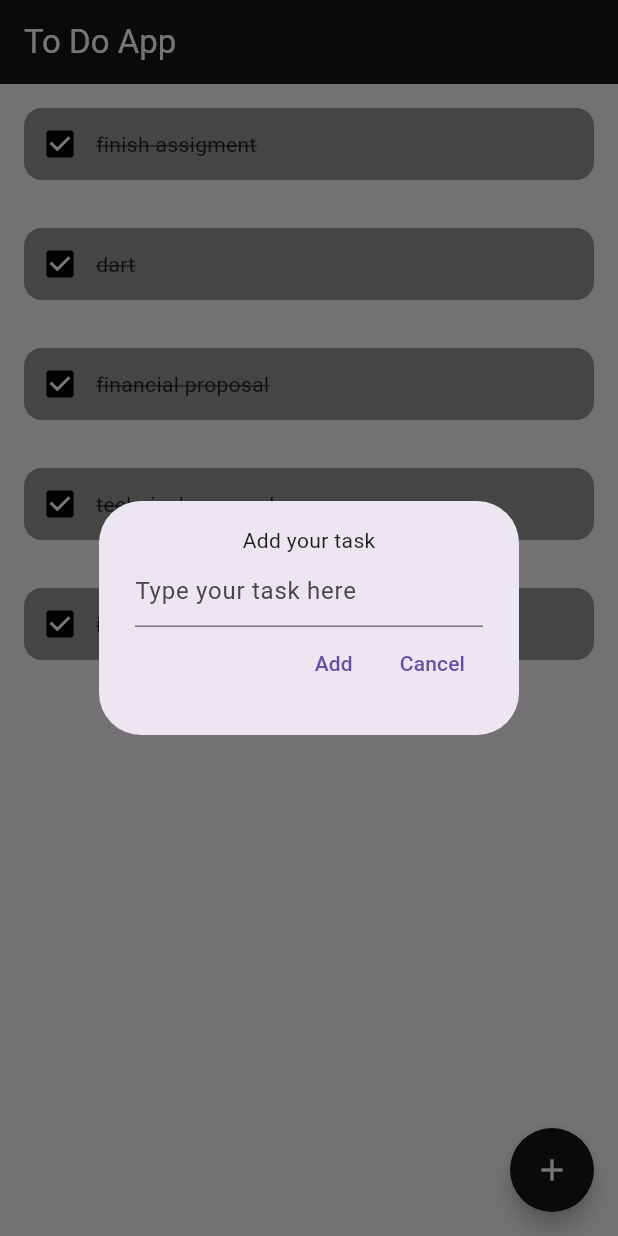
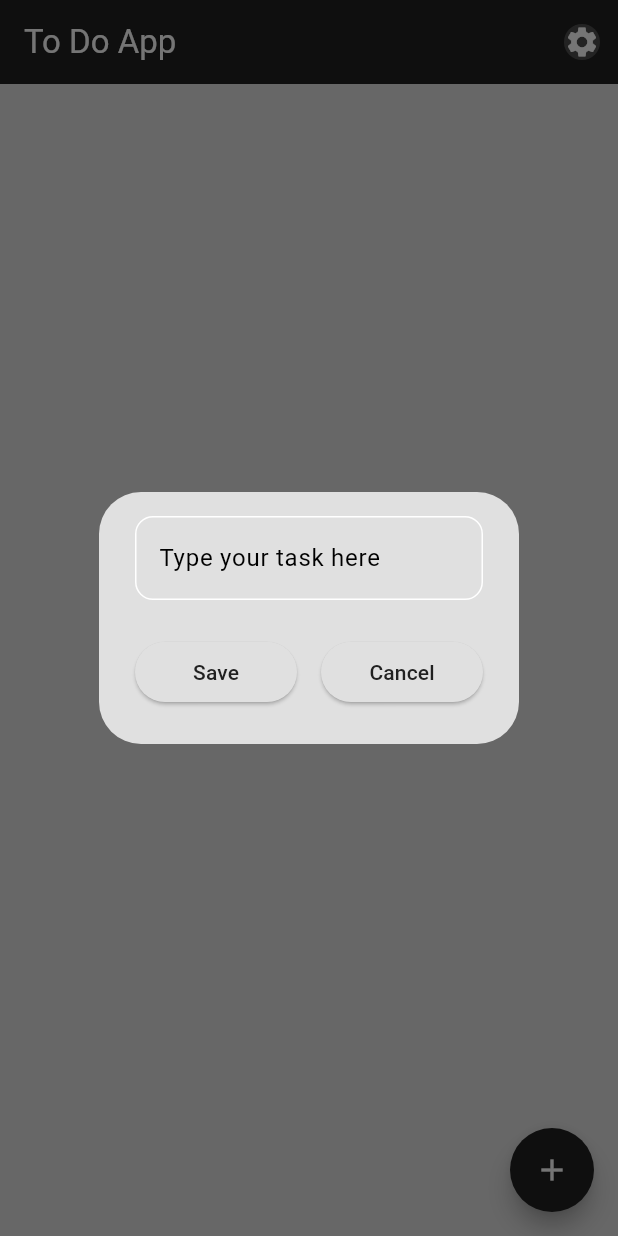
Before and after one commit to AhmedRamadanAR/todo_flutter_UI, a Flutter app: the screen it shows after launch, after a tap on the "add" icon, on a phone screen of 412 x 824 dp. Run offline on Flutter 3.47's test engine with Material 3 defaults, Android fonts, the phone set to English and light mode, and no system bars; our stand-ins replace hive, hive_flutter; accounts and stored records are empty.

Commit message:
Provider[State_Management] & theme

```diff
--- /dev/null
+++ b/lib/Themes/theme.dart
@@ -0,0 +1,14 @@
+import 'package:flutter/material.dart';
+
+ThemeData lightMode = ThemeData(
+    brightness: Brightness.light,
+    colorScheme: ColorScheme.light(
+        surface: Colors.grey.shade300, primary: Colors.grey.shade900),
+    appBarTheme: AppBarTheme(
+        backgroundColor: Colors.grey.shade900, foregroundColor: Colors.white));
+ThemeData darkMode = ThemeData(
+    brightness: Brightness.dark,
+    colorScheme: ColorScheme.dark(
+        surface: Colors.grey.shade900, primary: Colors.grey.shade700),
+    appBarTheme: AppBarTheme(
+        backgroundColor: Colors.grey.shade900, foregroundColor: Colors.white));
--- /dev/null
+++ b/lib/Themes/theme_provider.dart
@@ -0,0 +1,12 @@
+import 'package:flutter/material.dart';
+import 'package:flutter/widgets.dart';
+import 'package:todo_flutter/Themes/theme.dart';
+
+class ThemeProvider with ChangeNotifier{
+ bool isDarkMode = false;
+  ThemeData get currentTheme => isDarkMode ? darkMode : lightMode;
+ void changeSwitchState(){
+   isDarkMode= !isDarkMode;
+   notifyListeners();
+ }
+}
--- /dev/null
+++ b/lib/components/dialog_box.dart
@@ -0,0 +1,67 @@
+// dialog_box.dart
+import 'package:flutter/material.dart';
+
+class DialogBox extends StatelessWidget {
+  final TextEditingController controller;
+  VoidCallback onSave;
+  VoidCallback onCancel;
+
+  DialogBox(
+      {super.key,
+      required this.controller,
+      required this.onCancel,
+      required this.onSave});
+
+  final _formKey = GlobalKey<FormState>();
+
+  @override
+  Widget build(BuildContext context) {
+    return AlertDialog(
+      content: Form(
+        key: _formKey,
+        child: TextFormField(
+          style: const TextStyle(color: Colors.white),
+          controller: controller,
+          decoration: InputDecoration(
+              enabledBorder: _border,
+              focusedBorder: _border,
+              border: _border,
+              label: const Text('Type your task here'),
+              hintStyle: const TextStyle(color: Colors.grey)),
+          validator: (value) {
+            if (value == null || value.isEmpty) {
+              return "please enter a value";
+            } else {
+              return null;
+            }
+          },
+          autovalidateMode: AutovalidateMode.onUserInteraction,
+        ),
+      ),
+      actions: [
+        Row(
+          children: [
+            Expanded(
+                child: ElevatedButton(
+                    onPressed: () {
+                      if (_formKey.currentState?.validate() == true) {
+                        onSave();
+                      }
+                    },
+                    child: const Text("Save"))),
+            const SizedBox(
+              width: 16,
+            ),
+            Expanded(
+                child: ElevatedButton(
+                    onPressed: onCancel, child: const Text("Cancel")))
+          ],
+        )
+      ],
+    );
+  }
+}
+
+final _border = OutlineInputBorder(
+    borderRadius: BorderRadius.circular(12),
+    borderSide: const BorderSide(color: Colors.white, width: 1));
--- a/lib/pages/todo_list.dart
+++ b/lib/components/todo_list.dart
@@ -1,6 +1,4 @@
-import 'dart:ffi';
 
-import 'package:flutter/cupertino.dart';
 import 'package:flutter/material.dart';
 
 class ToDoTile extends StatelessWidget {
@@ -8,7 +6,7 @@ class ToDoTile extends StatelessWidget {
   final bool isChecked;
   Function(bool?)? onChanged;
 
-  ToDoTile({required this.taskName, required this.isChecked, this.onChanged});
+  ToDoTile({super.key, required this.taskName, required this.isChecked, this.onChanged});
 
 
 
@@ -19,21 +17,21 @@ class ToDoTile extends StatelessWidget {
       child: Padding(
         padding: const EdgeInsets.all(8.0),
         child: Container(
+          decoration: BoxDecoration(
+              color: const Color(0xFF979797),
+              borderRadius: BorderRadius.circular(12)),
           child: Row(
             children: [
               Checkbox(
                   value: isChecked,
                   onChanged: onChanged,
-                  activeColor: Colors.black),
+                  ),
               Text(
                 taskName,
                 style: TextStyle(decoration: isChecked? TextDecoration.lineThrough : TextDecoration.none),
               )
             ],
           ),
-          decoration: BoxDecoration(
-              color: Color(0xFF979797),
-              borderRadius: BorderRadius.circular(12)),
         ),
       ),
     );
--- /dev/null
+++ b/lib/data/database.dart
@@ -0,0 +1,19 @@
+import 'package:hive_flutter/hive_flutter.dart';
+import 'package:todo_flutter/data/models/todo_model.dart';
+class TodoDatabase {
+final _myBox = Hive.box<ToDoModel>('todo_box');
+
+Future<void> addData(ToDoModel todoModel) async{
+ await _myBox.add( todoModel);
+}
+List<ToDoModel> loadData(){
+  return  _myBox.values.toList();
+}
+ Future<void> updateData(int index,ToDoModel todoModel)async{
+     await _myBox.putAt(index, todoModel);
+ }
+ Future<void> deleteData(int index) async{
+  await _myBox.deleteAt(index);
+ }
+
+}
--- /dev/null
+++ b/lib/data/models/todo_model.dart
@@ -0,0 +1,11 @@
+import 'package:hive/hive.dart';
+
+part 'todo_model.g.dart';
+@HiveType(typeId: 1)
+class ToDoModel extends HiveObject{
+  @HiveField(0)
+  final String title;
+  @HiveField(1)
+   bool isCompleted;
+ToDoModel({required this.title,required this.isCompleted});
+}
--- a/lib/dialog_box.dart
+++ /dev/null
@@ -1,58 +0,0 @@
-// dialog_box.dart
-import 'package:flutter/material.dart';
-
-class DialogBox extends StatefulWidget {
-
-
-@override
-State<StatefulWidget> createState() => _DialogBoxState();
-}
-
-class _DialogBoxState extends State<DialogBox> {
-  late TextEditingController controller;
-
-  @override
-  void initState() {
-    super.initState();
-    controller = TextEditingController();
-  }
-
-  @override
-  void dispose() {
-    controller.dispose();
-    super.dispose();
-  }
-
-  @override
-  Widget build(BuildContext context) {
-    return AlertDialog(
-      content: Column(
-        mainAxisSize: MainAxisSize.min,
-        children: [
-          const Text("Add your task"),
-          TextField(
-            controller: controller,
-            decoration: const InputDecoration(hintText: 'Type your task here'),
-          ),
-          Row(
-            mainAxisAlignment: MainAxisAlignment.end,
-            children: [
-              TextButton(
-                onPressed: () {
-                  Navigator.of(context).pop();
-                },
-                child: const Text('Add'),
-              ),
-              TextButton(
-                onPressed: () {
-                  Navigator.of(context).pop();
-                },
-                child: const Text('Cancel'),
-              ),
-            ],
-          ),
-        ],
-      ),
-    );
-  }
-}
--- a/lib/main.dart
+++ b/lib/main.dart
@@ -1,8 +1,19 @@
 import 'package:flutter/material.dart';
+import 'package:hive_flutter/hive_flutter.dart';
+import 'package:provider/provider.dart';
+import 'package:todo_flutter/Themes/theme.dart';
+import 'package:todo_flutter/Themes/theme_provider.dart';
+import 'package:todo_flutter/data/models/todo_model.dart';
 import 'package:todo_flutter/pages/home_page.dart';
+import 'package:todo_flutter/pages/settings_page.dart';
 
-void main() {
-  runApp(const MyApp());
+void main() async {
+  await Hive.initFlutter();
+  Hive.registerAdapter(ToDoModelAdapter());
+
+  await Hive.openBox<ToDoModel>('todo_box');
+  runApp(ChangeNotifierProvider(
+      create: (context) => ThemeProvider(), child: MyApp()));
 }
 
 class MyApp extends StatelessWidget {
@@ -11,6 +22,9 @@ class MyApp extends StatelessWidget {
   @override
   Widget build(BuildContext context) {
     return MaterialApp(
+      theme: Provider.of<ThemeProvider>(context).currentTheme,
+
+      routes: {'/settings': (context) => SettingsPage()},
       debugShowCheckedModeBanner: false,
       home: Scaffold(
         body: HomePage(),
--- a/lib/pages/home_page.dart
+++ b/lib/pages/home_page.dart
@@ -1,52 +1,105 @@
-import 'dart:ffi';
+import 'package:flutter/material.dart';
+import 'package:todo_flutter/components/dialog_box.dart';
+import 'package:todo_flutter/data/models/todo_model.dart';
 
-import 'package:flutter/cupertino.dart';
-import 'package:flutter/material.dart';
-import 'package:todo_flutter/dialog_box.dart';
-import 'package:todo_flutter/pages/todo_list.dart';
+import '../components/todo_list.dart';
+import '../data/database.dart';
 
 class HomePage extends StatefulWidget {
+  const HomePage({super.key});
+
   @override
   State<StatefulWidget> createState() => _HomePageState();
 }
 
 class _HomePageState extends State<HomePage> {
-  final List todoList=[["finish assigment",true],
-    ["dart",true],
-    ["financial proposal",true],
-    ["technical proposal",true],
-    ["interview",true]
-  ];
-  void onCheckBoxChanged(bool ? state,index){
+  final toDoDatabase = TodoDatabase();
+  List<ToDoModel> toDoList = [];
+  final _textController = TextEditingController();
+
+// final _myBox=Hive.box<ToDoModel>('todo_box');
+  @override
+  void initState() {
+    super.initState();
+    toDoList = toDoDatabase.loadData();
+  }
+
+  Future<void> onSaveTask() async {
+    var newTask = ToDoModel(title: _textController.text, isCompleted: false);
+
     setState(() {
-      todoList[index][1]= ! todoList[index][1];
+      toDoList.add(newTask);
     });
+    await toDoDatabase.addData(newTask);
+    onCancelDialog();
   }
-  void createNewTask(){
-    showDialog(context: context,builder: (context){
-return DialogBox();
+
+  void onCancelDialog() {
+    _textController.clear();
+    Navigator.pop(context);
+  }
+
+  Future<void> onDeleteTask(int index) async {
+    setState(() {
+      toDoList.removeAt(index);
     });
+    await toDoDatabase.deleteData(index);
   }
+
+  Future<void> onCheckBoxChanged(index) async {
+    setState(() {
+      toDoList[index].isCompleted = !toDoList[index].isCompleted;
+    });
+    await toDoDatabase.updateData(index, toDoList[index]);
+  }
+
+  void createNewTask() {
+    showDialog(
+        context: context,
+        builder: (context) {
+          return DialogBox(
+              controller: _textController,
+              onSave: onSaveTask,
+              onCancel: onCancelDialog);
+        });
+  }
+
   @override
   Widget build(BuildContext context) {
     return Scaffold(
-      backgroundColor: Color(0xFF2F2F2),
-      body: ListView.builder(itemCount: todoList.length, itemBuilder: (context, index) {
-        return ToDoTile(
-            taskName: todoList[index][0], isChecked: todoList[index][1],onChanged: (state)=>onCheckBoxChanged(state, index));
-      }),
+      body: ListView.builder(
+          itemCount: toDoList.length,
+          itemBuilder: (context, index) {
+            return Dismissible(
+              key: Key(toDoList[index].title),
+              direction: DismissDirection.endToStart,
+              onDismissed: (direction) {
+                onDeleteTask(index);
+              },
+              child: ToDoTile(
+                  taskName: toDoList[index].title,
+                  isChecked: toDoList[index].isCompleted,
+                  onChanged: (state) => onCheckBoxChanged(index)),
+            );
+          }),
       appBar: AppBar(
-        backgroundColor: Color(0xff161616),
         title: const Text(
           "To Do App",
           style: TextStyle(color: Colors.white),
         ),
-        foregroundColor: Colors.black,
         elevation: 0,
+        actions: [
+          IconButton(
+              onPressed: () {Navigator.pushNamed(context, '/settings');},
+              icon: Container(
+                  decoration: BoxDecoration(
+                      color: Colors.white.withOpacity(0.2),
+                      borderRadius: BorderRadius.circular(12)),
+                  child: Icon(Icons.settings)))
+        ],
       ),
       floatingActionButton: FloatingActionButton(
-        backgroundColor: Color(0xFF161616),
-        onPressed:createNewTask,
+        onPressed: createNewTask,
         shape: RoundedRectangleBorder(borderRadius: BorderRadius.circular(50)),
         child: const Icon(
           Icons.add,
```
Also changed, not shown: lib/components/switch_theme.dart (added, +43 -0 lines), lib/pages/settings_page.dart (added, +19 -0 lines), pubspec.yaml (+6 -2 lines), lib/data/models/todo_model.g.dart (added), pubspec.lock, 1 other file.
